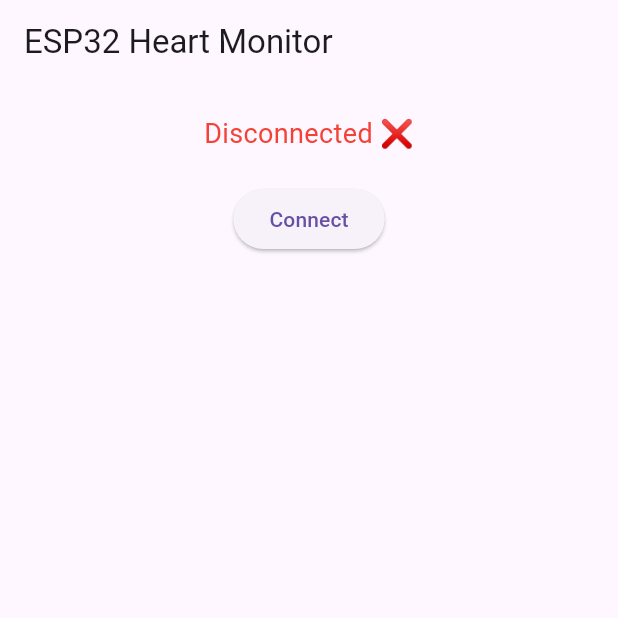
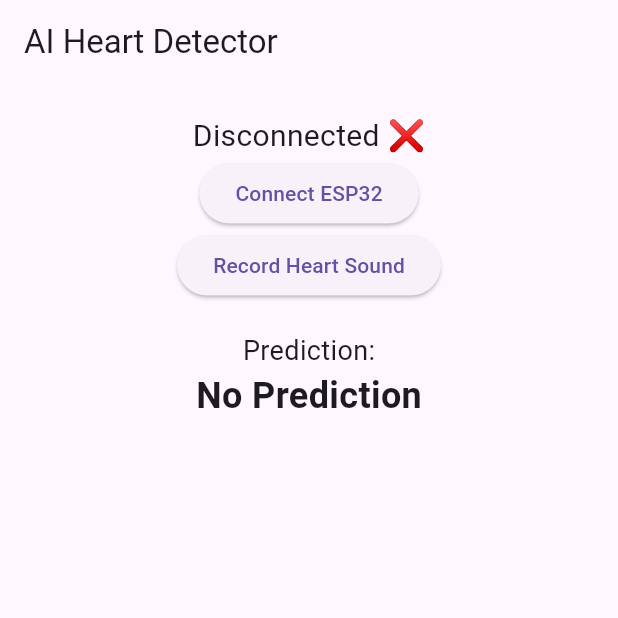
Before and after one commit to ShiryaNaik20/smart_stethoscope-, a Flutter app: the screen it shows after launch, on a phone screen of 412 x 824 dp, the top half of it. Run offline on Flutter 3.47's test engine with Material 3 defaults, Android fonts, the phone set to English and light mode, and no system bars; our stand-ins replace sqflite; missing offline and left inert: tflite_flutter; accounts and stored records are empty.

Commit message:
updated appcode

```diff
--- a/emotion_stethoscope_app/lib/main.dart
+++ b/emotion_stethoscope_app/lib/main.dart
@@ -1,29 +1,40 @@
 import 'dart:typed_data';
 import 'package:flutter/material.dart';
 import 'package:web_socket_channel/io.dart';
-import 'package:web_socket_channel/status.dart' as status;
+import 'package:http/http.dart' as http;
+import 'dart:convert';
 
-void main() => runApp(MyApp());
+void main() {
+  runApp(MyApp());
+}
 
 class MyApp extends StatefulWidget {
   @override
-  _MyAppState createState() => _MyAppState();
+  State<MyApp> createState() => _MyAppState();
 }
 
 class _MyAppState extends State<MyApp> {
+
   IOWebSocketChannel? channel;
-  bool isConnected = false;
+
+  bool connected = false;
 
   List<double> samples = [];
+  List<double> recordedSamples = [];
 
-  void connectToESP32() {
-    try {
+  bool recording = false;
+
+  String result = "No Prediction";
+
+  // CONNECT TO ESP32
+  void connectESP() {
+
     channel = IOWebSocketChannel.connect(
-        'ws://192.168.1.100:81', // 🔴 CHANGE THIS TO YOUR ESP32 IP
+        "ws://192.168.0.105:81"   // CHANGE TO ESP32 IP
     );
 
-      channel!.stream.listen(
-        (message) {
+    channel!.stream.listen((message) {
+
       Uint8List bytes = message;
 
       final int16List = Int16List.view(bytes.buffer);
@@ -32,116 +43,181 @@ class _MyAppState extends State<MyApp> {
       int16List.map((e) => e / 32768.0).toList();
 
       setState(() {
+
         samples.addAll(newSamples);
 
         if (samples.length > 1024) {
-              samples =
-                  samples.sublist(samples.length - 1024);
+          samples = samples.sublist(samples.length - 1024);
         }
+
+        if (recording) {
+          recordedSamples.addAll(newSamples);
+        }
+
       });
-        },
-        onDone: () {
+
+    });
+
     setState(() {
-            isConnected = false;
+      connected = true;
     });
-        },
-        onError: (error) {
-          setState(() {
-            isConnected = false;
-          });
-        },
+  }
+
+  // RECORD 5 SECONDS
+  Future record5Seconds() async {
+
+    recordedSamples.clear();
+
+    recording = true;
+
+    await Future.delayed(Duration(seconds: 5));
+
+    recording = false;
+
+    sendToModel();
+  }
+
+  // CONVERT AUDIO BYTES
+  Uint8List convertBytes() {
+
+    final intSamples =
+    recordedSamples.map((e) => (e * 32767).toInt()).toList();
+
+    final buffer = Int16List.fromList(intSamples);
+
+    return buffer.buffer.asUint8List();
+  }
+
+  // SEND TO AI SERVER
+  Future sendToModel() async {
+
+    var audio = convertBytes();
+
+    var request = http.MultipartRequest(
+        'POST',
+        Uri.parse("http://10.209.26.118:5000/predict")   // YOUR PYTHON SERVER
     );
 
+    request.files.add(
+      http.MultipartFile.fromBytes(
+          "audio",
+          audio,
+          filename: "heart.wav"
+      ),
+    );
+
+    var response = await request.send();
+
+    var body = await response.stream.bytesToString();
+
+    var data = jsonDecode(body);
+
     setState(() {
-        isConnected = true;
-      });
-    } catch (e) {
-      print("Connection Error: $e");
-    }
-  }
-
-  void disconnect() {
-    channel?.sink.close(status.goingAway);
-    setState(() {
-      isConnected = false;
+      result = data["prediction"];
     });
   }
 
   @override
   Widget build(BuildContext context) {
+
     return MaterialApp(
+
       home: Scaffold(
-        appBar: AppBar(title: Text("ESP32 Heart Monitor")),
+
+        appBar: AppBar(
+          title: Text("AI Heart Detector"),
+        ),
+
         body: Column(
+
           children: [
+
             SizedBox(height: 20),
 
             Text(
-              isConnected ? "Connected ✅" : "Disconnected ❌",
-              style: TextStyle(
-                fontSize: 18,
-                color:
-                    isConnected ? Colors.green : Colors.red,
+              connected ? "Connected ✅" : "Disconnected ❌",
+              style: TextStyle(fontSize: 20),
             ),
+
+            ElevatedButton(
+              onPressed: connectESP,
+              child: Text("Connect ESP32"),
+            ),
+
+            ElevatedButton(
+              onPressed: record5Seconds,
+              child: Text("Record Heart Sound"),
             ),
 
             SizedBox(height: 20),
 
-            ElevatedButton(
-              onPressed:
-                  isConnected ? disconnect : connectToESP32,
-              child: Text(
-                  isConnected ? "Disconnect" : "Connect"),
+            Text(
+              "Prediction:",
+              style: TextStyle(fontSize: 18),
+            ),
+
+            Text(
+              result,
+              style: TextStyle(
+                  fontSize: 24,
+                  fontWeight: FontWeight.bold
+              ),
             ),
 
             SizedBox(height: 20),
 
             Expanded(
               child: CustomPaint(
-                painter: WaveformPainter(samples),
+                painter: WavePainter(samples),
                 size: Size(double.infinity, 200),
               ),
+            )
+
+          ],
+
         ),
-          ],
+
       ),
-      ),
+
     );
   }
 }
 
-class WaveformPainter extends CustomPainter {
+// WAVEFORM PAINTER
+class WavePainter extends CustomPainter {
+
   final List<double> samples;
 
-  WaveformPainter(this.samples);
+  WavePainter(this.samples);
 
   @override
   void paint(Canvas canvas, Size size) {
+
     final paint = Paint()
       ..color = Colors.blue
       ..strokeWidth = 2;
 
-    final middleY = size.height / 2;
-    final scaleX = size.width /
-        (samples.isEmpty ? 1 : samples.length);
+    final middle = size.height / 2;
+
+    final scaleX =
+        size.width / (samples.isEmpty ? 1 : samples.length);
 
     for (int i = 0; i < samples.length - 1; i++) {
+
       final x1 = i * scaleX;
-      final y1 = middleY - samples[i] * middleY;
+      final y1 = middle - samples[i] * middle;
 
       final x2 = (i + 1) * scaleX;
-      final y2 =
-          middleY - samples[i + 1] * middleY;
+      final y2 = middle - samples[i + 1] * middle;
 
       canvas.drawLine(
           Offset(x1, y1),
           Offset(x2, y2),
-        paint,
+          paint
       );
     }
   }
 
   @override
-  bool shouldRepaint(
-      covariant WaveformPainter oldDelegate) =>
-      true;
+  bool shouldRepaint(oldDelegate) => true;
 }
--- a/emotion_stethoscope_app/pubspec.yaml
+++ b/emotion_stethoscope_app/pubspec.yaml
@@ -19,6 +19,7 @@ dependencies:
   path_provider: ^2.1.2
   audio_waveforms: ^1.0.4
   tflite_flutter: ^0.12.1
+  http: ^0.13.6
 
 dev_dependencies:
   flutter_test:
```
Also changed, not shown: emotion_stethoscope_app/pubspec.lock. Lines whose indentation alone changed are shown as unchanged.
